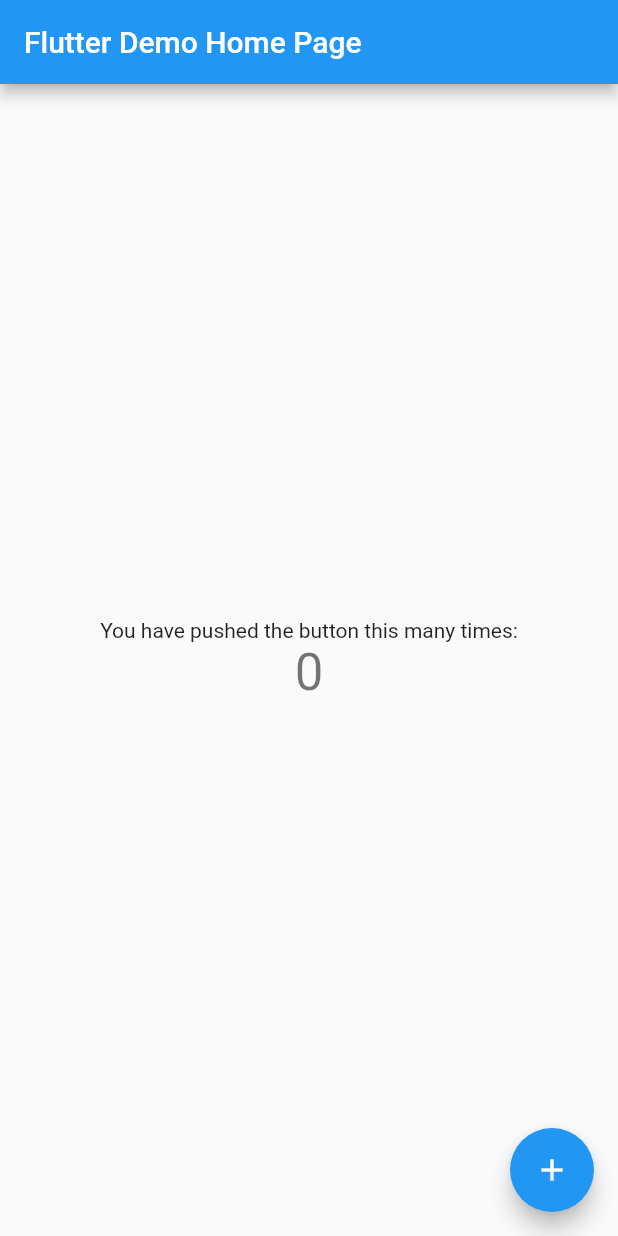
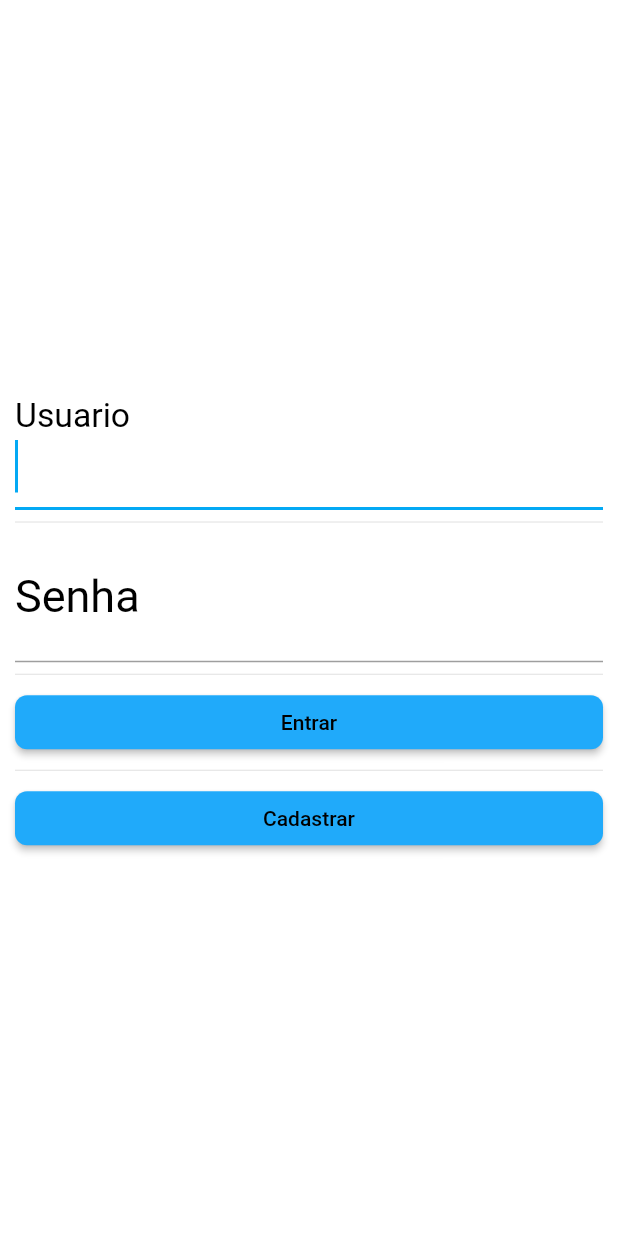
Before and after one commit to lucassnovaes/ManagementInvesing, a Flutter app: the screen it shows after launch, on a phone screen of 412 x 824 dp. Run offline on Flutter 3.47's test engine with Material 2 defaults, Android fonts, the phone set to English and light mode, and no system bars; our stand-ins replace sqflite; accounts and stored records are empty.

Commit message:
Criação estrutura de login e cadastro de usuarios

```diff
--- /dev/null
+++ b/lib/Login/login_page.dart
@@ -0,0 +1,208 @@
+import 'package:flutter/src/widgets/container.dart';
+import 'package:flutter/material.dart';
+import 'package:managementinvesting/Home/HomeUser.dart';
+import 'package:managementinvesting/Models/user_model.dart';
+
+import '../Repository/users_repository.dart';
+
+class LoginPage extends StatefulWidget {
+  // final UserModel model;
+  // LoginPage({required this.model});
+  const LoginPage({super.key});
+
+  @override
+  State<LoginPage> createState() => _LoginPageState();
+}
+
+class _LoginPageState extends State<LoginPage> {
+  final TextEditingController _usuario = TextEditingController();
+  final TextEditingController _senha = TextEditingController();
+  final _repository = UsersRepository();
+  final _usersModel = UserModel();
+  bool resultLogin = false;
+  @override
+  Widget build(BuildContext context) {
+    return Scaffold(
+        backgroundColor: Color.fromARGB(255, 255, 255, 255),
+        body: Padding(
+          padding: const EdgeInsets.all(10.0),
+          child: Center(
+            child: Column(
+              crossAxisAlignment: CrossAxisAlignment.stretch,
+              mainAxisAlignment: MainAxisAlignment.center,
+              children: <Widget>[
+                TextField(
+                    autofocus: true,
+                    controller: _usuario,
+                    style: TextStyle(color: Colors.blue, fontSize: 30),
+                    decoration: InputDecoration(
+                      labelText: "Usuario",
+                      labelStyle: TextStyle(color: Colors.black),
+                    )),
+                Divider(),
+                TextField(
+                    autofocus: true,
+                    controller: _senha,
+                    keyboardType: TextInputType.text,
+                    style: TextStyle(color: Colors.blue, fontSize: 30),
+                    decoration: InputDecoration(
+                      labelText: "Senha",
+                      labelStyle: TextStyle(color: Colors.black),
+                    )),
+                Divider(),
+                ButtonTheme(
+                  height: 60.0,
+                  child: ElevatedButton(
+                    onPressed: () async => {
+                      _usersModel.user = _usuario.text,
+                      _usersModel.password = _senha.text,
+                      resultLogin = await _repository.getUserLogin(_usersModel),
+                      if (resultLogin)
+                        {
+                          Navigator.push(
+                              context,
+                              MaterialPageRoute(
+                                  builder: (context) => HomeUserPage()))
+                        }
+                      else
+                        {
+                          showDialog<String>(
+                            context: context,
+                            builder: (BuildContext context) => AlertDialog(
+                              title: const Text('ATENÇÃO'),
+                              content: const Text('Usuario ou senha invalidos'),
+                              actions: <Widget>[
+                                TextButton(
+                                  onPressed: () => Navigator.pop(context, 'OK'),
+                                  child: const Text('OK'),
+                                ),
+                              ],
+                            ),
+                          )
+                        }
+                    },
+                    child: Text('Entrar'),
+                    style: ElevatedButton.styleFrom(
+                      backgroundColor: Color.fromARGB(255, 32, 170, 250),
+                      shape: RoundedRectangleBorder(
+                        borderRadius: BorderRadius.circular(8.0),
+                      ),
+                    ),
+                  ),
+                ),
+                Divider(),
+                ButtonTheme(
+                  height: 60.0,
+                  child: ElevatedButton(
+                    onPressed: () => {
+                      Navigator.push(
+                          context,
+                          MaterialPageRoute(
+                            builder: (context) => CadastroUsuario(),
+                          ))
+                    },
+                    child: Text('Cadastrar'),
+                    style: ElevatedButton.styleFrom(
+                      backgroundColor: Color.fromARGB(255, 32, 170, 250),
+                      shape: RoundedRectangleBorder(
+                        borderRadius: BorderRadius.circular(8.0),
+                      ),
+                    ),
+                  ),
+                ),
+              ],
+            ),
+          ),
+        ));
+  }
+}
+
+class CadastroUsuario extends StatelessWidget {
+  final TextEditingController _usuario = TextEditingController();
+  final TextEditingController _senha = TextEditingController();
+  final TextEditingController _email = TextEditingController();
+  final TextEditingController _nome = TextEditingController();
+
+  final _repository = UsersRepository();
+  final _usersModel = UserModel();
+
+  @override
+  Widget build(BuildContext context) {
+    return Scaffold(
+        appBar: AppBar(
+          title: Text("Cadastro de usuário"),
+        ),
+        body: Padding(
+          padding: const EdgeInsets.all(10.0),
+          child: Center(
+            child: Column(
+              crossAxisAlignment: CrossAxisAlignment.stretch,
+              mainAxisAlignment: MainAxisAlignment.center,
+              children: <Widget>[
+                TextField(
+                    controller: _nome,
+                    autofocus: false,
+                    style: TextStyle(color: Colors.blue, fontSize: 20),
+                    decoration: InputDecoration(
+                      labelText: "Nome Completo",
+                      labelStyle: TextStyle(color: Colors.black),
+                    )),
+                Divider(),
+                TextField(
+                    controller: _email,
+                    autofocus: false,
+                    keyboardType: TextInputType.text,
+                    style: TextStyle(color: Colors.blue, fontSize: 20),
+                    decoration: InputDecoration(
+                      labelText: "E-mail",
+                      labelStyle: TextStyle(color: Colors.black),
+                    )),
+                Divider(),
+                TextField(
+                    controller: _usuario,
+                    autofocus: false,
+                    keyboardType: TextInputType.text,
+                    style: TextStyle(color: Colors.blue, fontSize: 20),
+                    decoration: InputDecoration(
+                      labelText: "Usuário",
+                      labelStyle: TextStyle(color: Colors.black),
+                    )),
+                Divider(),
+                TextField(
+                    controller: _senha,
+                    autofocus: false,
+                    keyboardType: TextInputType.text,
+                    style: TextStyle(color: Colors.blue, fontSize: 20),
+                    decoration: InputDecoration(
+                      labelText: "Senha",
+                      labelStyle: TextStyle(color: Colors.black),
+                    )),
+                Divider(),
+                ButtonTheme(
+                  height: 60.0,
+                  child: ElevatedButton(
+                    onPressed: () => {
+                      _usersModel.name = _nome.text,
+                      _usersModel.email = _email.text,
+                      _usersModel.user = _usuario.text,
+                      _usersModel.password = _senha.text,
+                      _repository.create(_usersModel),
+                      // _repository.getContacts()
+                      Navigator.push(context,
+                          MaterialPageRoute(builder: (context) => LoginPage()))
+                    },
+                    child: Text('Cadastrar'),
+                    style: ElevatedButton.styleFrom(
+                      backgroundColor: Color.fromARGB(255, 32, 170, 250),
+                      shape: RoundedRectangleBorder(
+                        borderRadius: BorderRadius.circular(8.0),
+                      ),
+                    ),
+                  ),
+                ),
+              ],
+            ),
+          ),
+        ));
+  }
+}
--- /dev/null
+++ b/lib/Models/user_model.dart
@@ -0,0 +1,25 @@
+class UserModel {
+  int? id = 0;
+  String? name = "";
+  String? email = "";
+  String? user = "";
+  String? password = "";
+
+  UserModel({
+    this.id,
+    this.name,
+    this.email,
+    this.user,
+    this.password,
+  });
+
+  Map<String, dynamic> toMap() {
+    return {
+      'id': id,
+      'name': name,
+      'user': user,
+      'email': email,
+      'password': password
+    };
+  }
+}
--- a/lib/main.dart
+++ b/lib/main.dart
@@ -1,115 +1,15 @@
 import 'package:flutter/material.dart';
+import 'package:managementinvesting/Login/login_page.dart';
 
-void main() {
-  runApp(const MyApp());
-}
+void main() => runApp(MyApp());
 
 class MyApp extends StatelessWidget {
-  const MyApp({super.key});
-
-  // This widget is the root of your application.
   @override
   Widget build(BuildContext context) {
     return MaterialApp(
-      title: 'Flutter Demo',
-      theme: ThemeData(
-        // This is the theme of your application.
-        //
-        // Try running your application with "flutter run". You'll see the
-        // application has a blue toolbar. Then, without quitting the app, try
-        // changing the primarySwatch below to Colors.green and then invoke
-        // "hot reload" (press "r" in the console where you ran "flutter run",
-        // or simply save your changes to "hot reload" in a Flutter IDE).
-        // Notice that the counter didn't reset back to zero; the application
-        // is not restarted.
-        primarySwatch: Colors.blue,
-      ),
-      home: const MyHomePage(title: 'Flutter Demo Home Page'),
+      title: "ManagementInvesting",
+      theme: ThemeData(primarySwatch: Colors.lightBlue),
+      home: LoginPage(),
     );
   }
 }
-
-class MyHomePage extends StatefulWidget {
-  const MyHomePage({super.key, required this.title});
-
-  // This widget is the home page of your application. It is stateful, meaning
-  // that it has a State object (defined below) that contains fields that affect
-  // how it looks.
-
-  // This class is the configuration for the state. It holds the values (in this
-  // case the title) provided by the parent (in this case the App widget) and
-  // used by the build method of the State. Fields in a Widget subclass are
-  // always marked "final".
-
-  final String title;
-
-  @override
-  State<MyHomePage> createState() => _MyHomePageState();
-}
-
-class _MyHomePageState extends State<MyHomePage> {
-  int _counter = 0;
-
-  void _incrementCounter() {
-    setState(() {
-      // This call to setState tells the Flutter framework that something has
-      // changed in this State, which causes it to rerun the build method below
-      // so that the display can reflect the updated values. If we changed
-      // _counter without calling setState(), then the build method would not be
-      // called again, and so nothing would appear to happen.
-      _counter++;
-    });
-  }
-
-  @override
-  Widget build(BuildContext context) {
-    // This method is rerun every time setState is called, for instance as done
-    // by the _incrementCounter method above.
-    //
-    // The Flutter framework has been optimized to make rerunning build methods
-    // fast, so that you can just rebuild anything that needs updating rather
-    // than having to individually change instances of widgets.
-    return Scaffold(
-      appBar: AppBar(
-        // Here we take the value from the MyHomePage object that was created by
-        // the App.build method, and use it to set our appbar title.
-        title: Text(widget.title),
-      ),
-      body: Center(
-        // Center is a layout widget. It takes a single child and positions it
-        // in the middle of the parent.
-        child: Column(
-          // Column is also a layout widget. It takes a list of children and
-          // arranges them vertically. By default, it sizes itself to fit its
-          // children horizontally, and tries to be as tall as its parent.
-          //
-          // Invoke "debug painting" (press "p" in the console, choose the
-          // "Toggle Debug Paint" action from the Flutter Inspector in Android
-          // Studio, or the "Toggle Debug Paint" command in Visual Studio Code)
-          // to see the wireframe for each widget.
-          //
-          // Column has various properties to control how it sizes itself and
-          // how it positions its children. Here we use mainAxisAlignment to
-          // center the children vertically; the main axis here is the vertical
-          // axis because Columns are vertical (the cross axis would be
-          // horizontal).
-          mainAxisAlignment: MainAxisAlignment.center,
-          children: <Widget>[
-            const Text(
-              'You have pushed the button this many times:',
-            ),
-            Text(
-              '$_counter',
-              style: Theme.of(context).textTheme.headline4,
-            ),
-          ],
-        ),
-      ),
-      floatingActionButton: FloatingActionButton(
-        onPressed: _incrementCounter,
-        tooltip: 'Increment',
-        child: const Icon(Icons.add),
-      ), // This trailing comma makes auto-formatting nicer for build methods.
-    );
-  }
-}
--- /dev/null
+++ b/lib/settings.dart
@@ -0,0 +1,4 @@
+const String DATABASE_NAME = "managementinvesting.db";
+const String TABLE_NAME = "users";
+const String SCRIPT_USERS_CREATE_TABLE =
+    "CREATE TABLE users(id INTEGER PRIMARY KEY, name TEXT, email TEXT, user TEXT, password TEXT)";
--- a/pubspec.yaml
+++ b/pubspec.yaml
@@ -31,6 +31,9 @@
 dependencies:
   flutter:
     sdk: flutter
+  path:
+  path_provider:
+  sqflite:
 
 
   # The following adds the Cupertino Icons font to your application.
```
Also changed, not shown: lib/Home/HomeUser.dart (added, +29 -0 lines), lib/Repository/users_repository.dart (added, +48 -0 lines), pubspec.lock, 2 other files.
